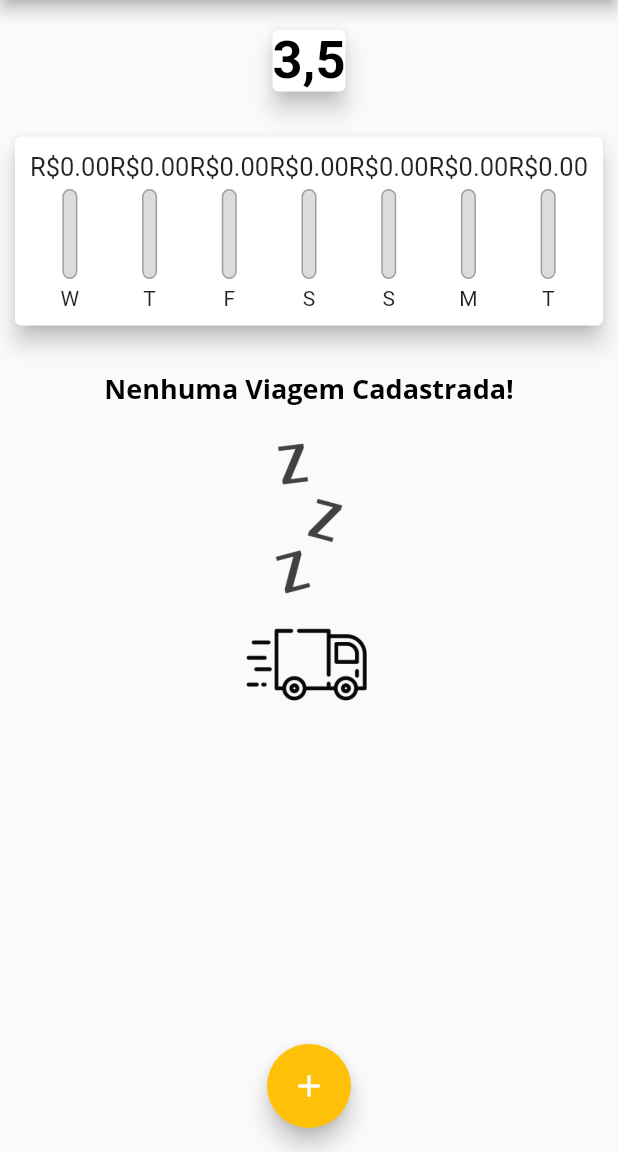
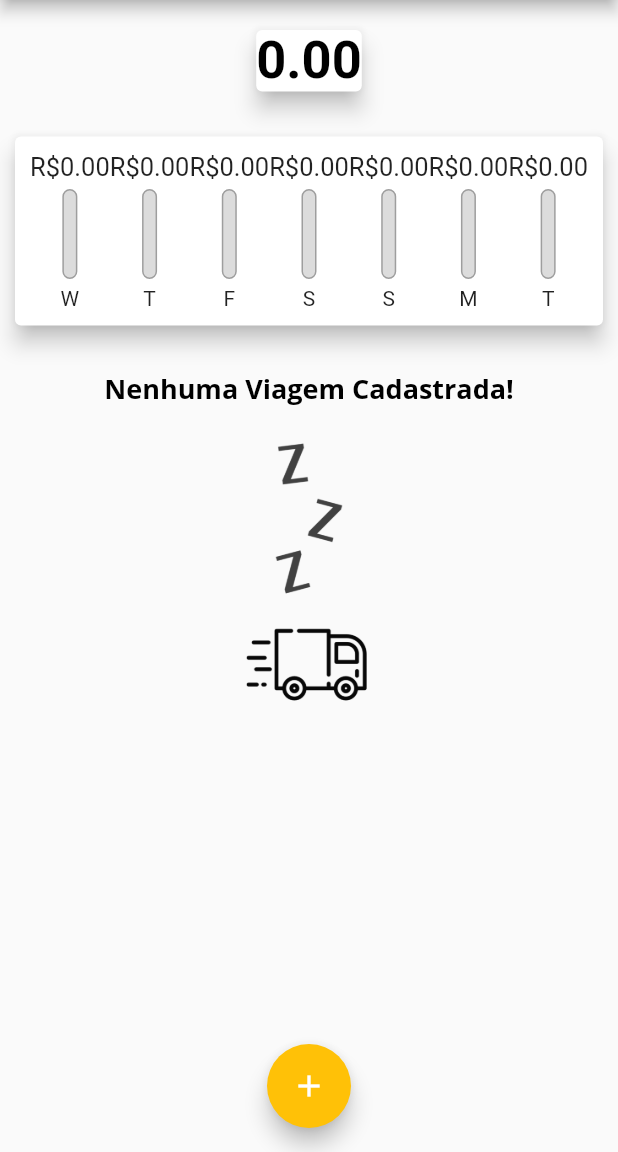
Before and after one commit to thulapinha/mediacombustivel, a Flutter app: the screen it shows after launch, on a phone screen of 412 x 824 dp, the part 84-1236 px from its top. Run offline on Flutter 3.47's test engine with Material 2 defaults, Android fonts, the phone set to English and light mode, and no system bars; our stand-ins replace brasil_fields.

Commit message:
segundo commit

```diff
--- a/lib/components/chart.dart
+++ b/lib/components/chart.dart
@@ -1,3 +1,5 @@
+
+
 import 'package:flutter/material.dart';
 import 'package:intl/intl.dart';
 import '../models/transaction.dart';
@@ -6,7 +8,8 @@ import 'chart_bar.dart';
 class Chart extends StatelessWidget {
   final List<Transaction> recentTransaction;
 
-  const Chart(this.recentTransaction, {Key? key}) : super(key: key);
+
+  const Chart( this.recentTransaction, {Key? key}) : super(key: key);
 
   List<Map<String, Object>> get groupedTransactions {
     return List.generate(7, (index) {
@@ -22,7 +25,7 @@ class Chart extends StatelessWidget {
         bool sameYear = recentTransaction[i].date.year == weekDay.year;
 
         if (sameDay && sameMonth && sameYear) {
-          totalSum += recentTransaction[i].value;
+          totalSum += recentTransaction[i].kmTotal;
         }
       }
 
@@ -33,23 +36,27 @@ class Chart extends StatelessWidget {
     }).reversed.toList();
   }
 
+
   double get _weekTotalValue {
     return groupedTransactions.fold(0.0, (sum, tr) {
       return sum + (tr['value'] as double);
     });
   }
-
+  double get averageValue {
+    return _weekTotalValue > 0
+        ? _weekTotalValue  / groupedTransactions.length
+        : 0;
+  }
 
   @override
   Widget build(BuildContext context) {
     return Column(
       children: [
-        const Card(
-          //falta implementar o retorno da media
+        Card(
           elevation: 6,
           margin: EdgeInsets.all(20),
           child: Text(
-            '3,5',
+            '${averageValue.toStringAsFixed(2)}',
             style: TextStyle(
               fontSize: 35,
               color: Colors.black,
--- a/lib/components/transaction_list.dart
+++ b/lib/components/transaction_list.dart
@@ -52,7 +52,7 @@ class TransactionList extends StatelessWidget {
                   padding: const EdgeInsets.all(6),
                   child: FittedBox(
                     child: Text(
-                      '${tr.mediaViagem.toStringAsFixed(2)}',
+                      '${tr.mediaViagem!.toStringAsFixed(2)}',
                       style: const TextStyle(
                         color: Colors.white,
                       ),
--- a/lib/models/transaction.dart
+++ b/lib/models/transaction.dart
@@ -1,3 +1,4 @@
+
 class Transaction {
   final String id;
   final String title;
```
